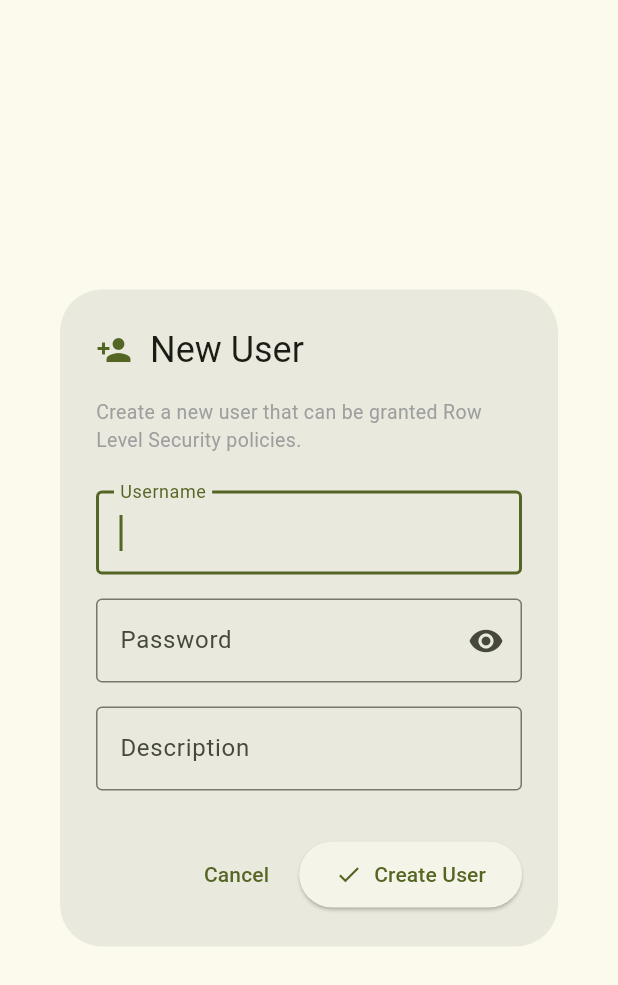
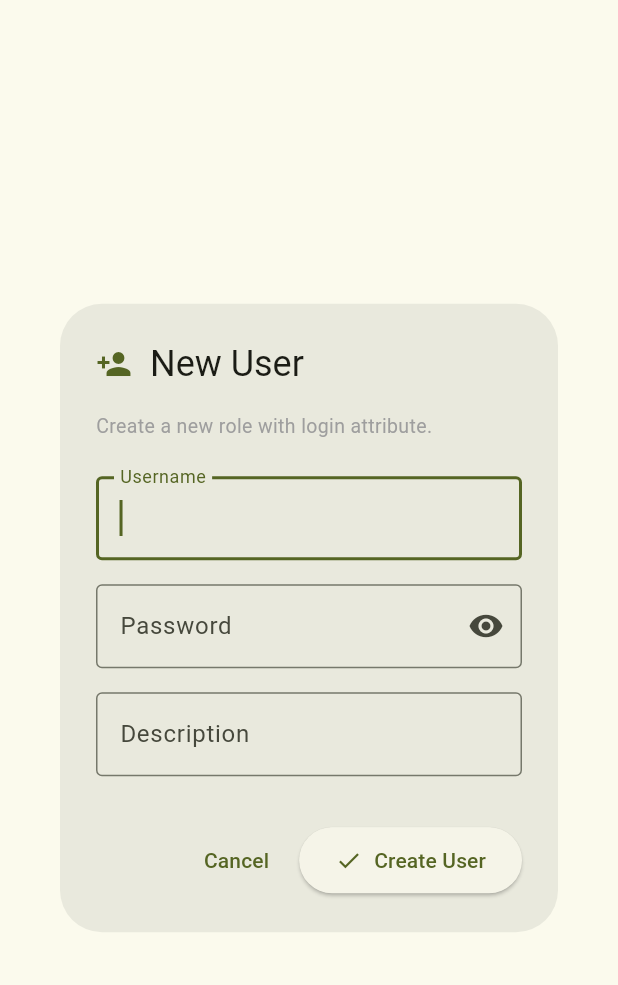
Before and after one commit to dbroles/postgresql, a Flutter app: the CreateUserDialog widget shown alone on an empty page, opened directly with empty values, on a phone screen of 412 x 824 dp. Shown: the top 985 px of the screen. Run offline on Flutter 3.47's test engine with Material 3 defaults, Android fonts, the phone set to English and light mode, and no system bars; our stand-ins replace flutter_secure_storage, shared_preferences; missing offline and left inert: postgres; accounts and stored records are empty.

Commit message:
added some pictures for app store

```diff
--- a/lib/main.dart
+++ b/lib/main.dart
@@ -13,6 +13,7 @@ class MyApp extends StatelessWidget {
   Widget build(BuildContext context) {
     return MaterialApp(
       title: 'User Manager for PostgreSQL',
+      debugShowCheckedModeBanner: false,
       scrollBehavior: const MaterialScrollBehavior().copyWith(
         dragDevices: {
           PointerDeviceKind.mouse,
--- a/lib/views/create_user_dialog.dart
+++ b/lib/views/create_user_dialog.dart
@@ -77,7 +77,7 @@ class _CreateUserDialogState extends State<CreateUserDialog> {
               crossAxisAlignment: CrossAxisAlignment.stretch,
               children: [
                 const Text(
-                  'Create a new user that can be granted Row Level Security policies.',
+                  'Create a new role with login attribute.',
                   style: TextStyle(fontSize: 13, color: Colors.grey),
                 ),
                 const SizedBox(height: 24),
```
Also changed, not shown: assets/header.png (added), assets/ipad_pro_portait.png (added), assets/iphone_step1.png (added), assets/iphone_step2.png (added), assets/iphone_step3.png (added).
